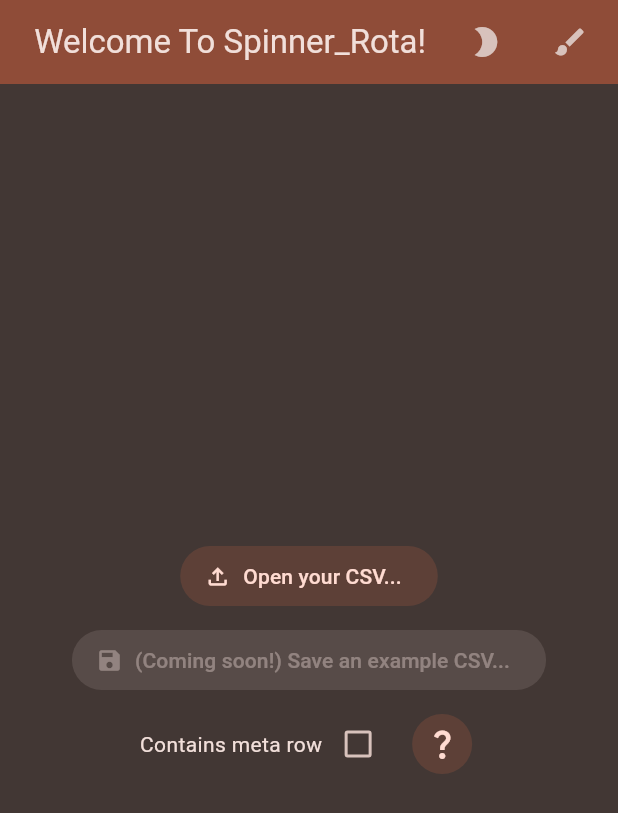
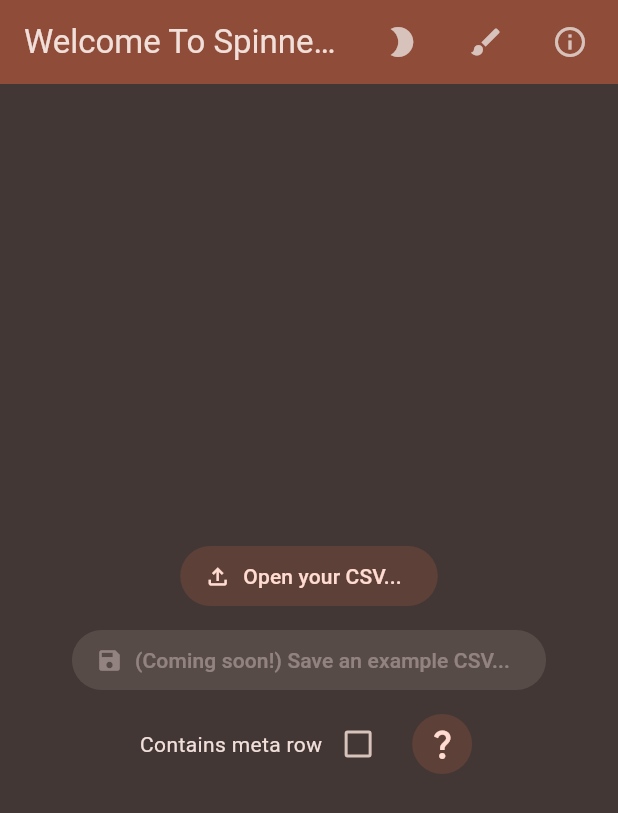
Before and after one commit to TDuffinNTU/spinner_rota, a Flutter app: the screen it shows after launch, after a tap on the "sunny" icon, on a phone screen of 412 x 824 dp. Shown: the top 813 px of the screen. Run offline on Flutter 3.47's test engine with Material 3 defaults, Android fonts, the phone set to English and light mode, and no system bars; our stand-ins replace audioplayers, confetti, csv, file_picker, flutter_colorpicker, flutter_fortune_wheel and 2 more; generated files the repository leaves out were written again.

Commit message:
add about button

```diff
--- a/app/lib/main.dart
+++ b/app/lib/main.dart
@@ -52,14 +52,17 @@ class _HomeState extends ConsumerState<Home> {
         title: const Text('Welcome To Spinner_Rota!'),
         centerTitle: true,
         actions: [
-          IconButton(
+          Padding(
+            padding: const EdgeInsets.only(right: 8.0),
+            child: IconButton(
               onPressed: () => ref.read(toggleDarkmodeProvider),
               icon: Icon(
                 ref.read(getDarkmodeProvider) ? Icons.mode_night : Icons.sunny,
               ),
             ),
+          ),
           Padding(
-              padding: const EdgeInsets.all(8.0),
+            padding: const EdgeInsets.only(right: 8.0),
             child: PopupMenuButton(
               tooltip: 'Set the app color',
               icon: const Icon(Icons.brush),
@@ -78,7 +81,23 @@ class _HomeState extends ConsumerState<Home> {
                   ),
                 )
               ],
-              ))
+            ),
+          ),
+          Padding(
+            padding: const EdgeInsets.only(right: 8.0),
+            child: IconButton(
+              onPressed: () => showAboutDialog(
+                context: context,
+                applicationName: 'Spinner_Rota',
+                applicationVersion: const String.fromEnvironment('version'),
+                applicationLegalese: 'Built with love (and boredom) under the '
+                    'GPLv3.0 license. Search me up on Github!',
+                // TODO add an icon...
+                applicationIcon: const FlutterLogo(),
+              ),
+              icon: const Icon(Icons.info_outline),
+            ),
+          ),
         ],
       ),
       backgroundColor: Theme.of(context).colorScheme.surfaceBright,
```
Lines whose indentation alone changed are shown as unchanged.
